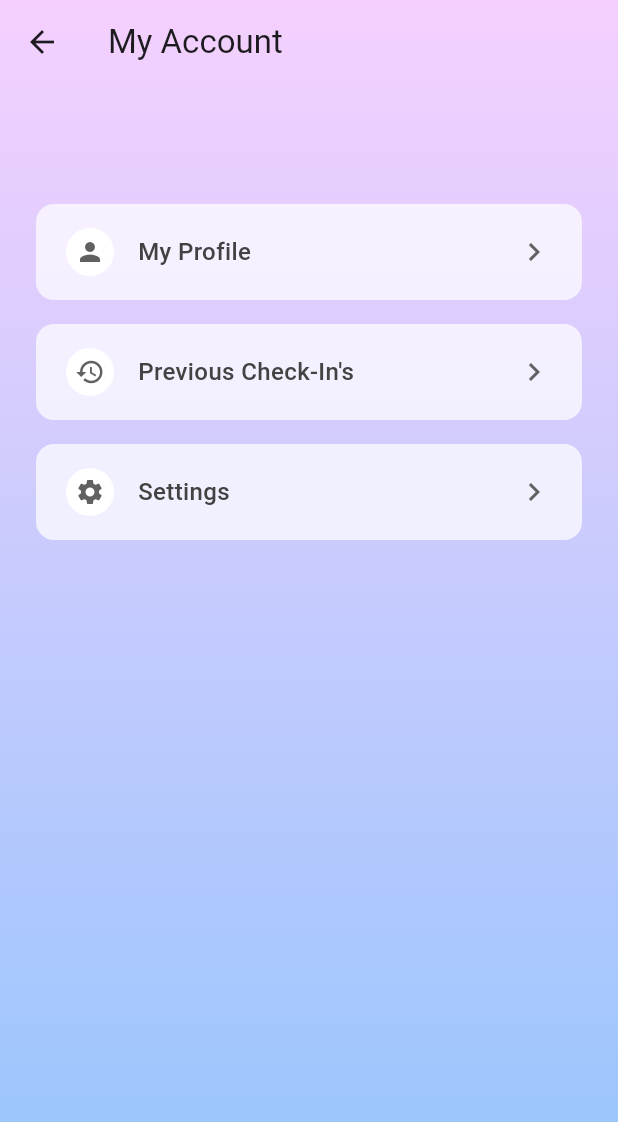
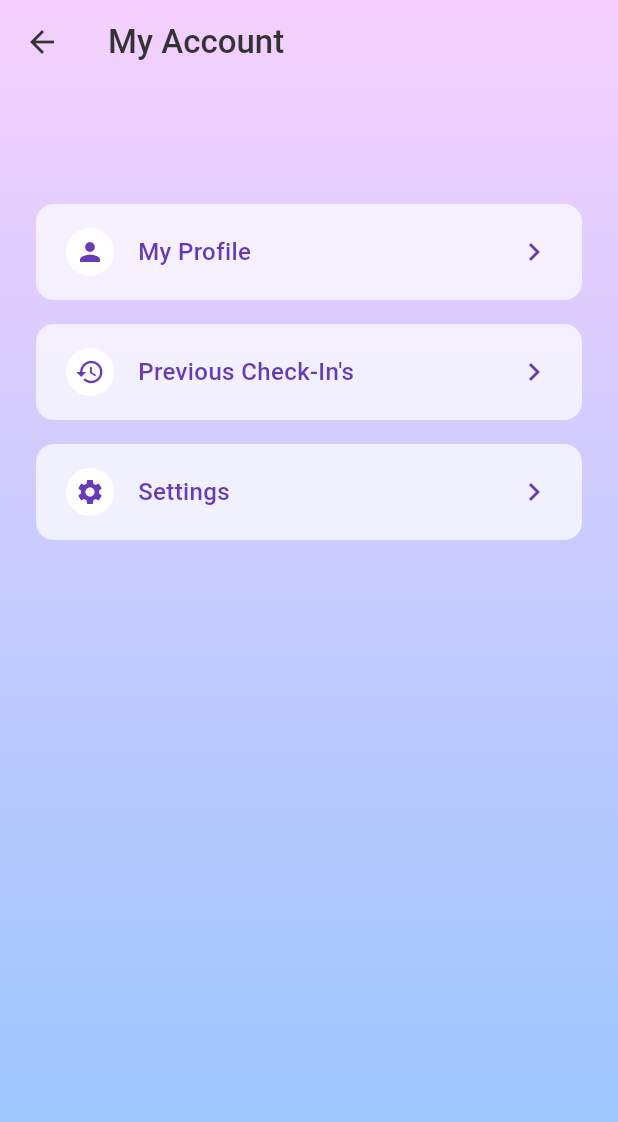
Before and after one commit to maggeema/Aura, a Flutter app: the AccountPage screen opened by its route, on a phone screen of 412 x 824 dp. Shown: the top 1122 px of the screen. Run offline on Flutter 3.47's test engine with Material 3 defaults, Android fonts, the phone set to English and light mode, and no system bars; our stand-ins replace cloud_firestore, csv, firebase_auth, firebase_core, google_maps_flutter, location; missing offline and left inert: date_format_field; accounts and stored records are empty.

Commit message:
Update account_page.dart
Final Edits!

```diff
--- a/lib/Pages/account_page.dart
+++ b/lib/Pages/account_page.dart
@@ -14,11 +14,14 @@ class _AccountPageState extends State<AccountPage> {
   Widget build(BuildContext context) {
     return Scaffold(
       appBar: AppBar(
-        title: Text('My Account'),
+        title: Text(
+          'My Account',
+          style: TextStyle(color: Color(0xFF333333), fontWeight: FontWeight.w500),
+        ),
         backgroundColor: Colors.transparent,
         elevation: 0,
         leading: IconButton(
-          icon: Icon(Icons.arrow_back),
+          icon: Icon(Icons.arrow_back, color: Color(0xFF333333)),
           onPressed: () => Navigator.pushReplacementNamed(context, '/map'),
         ),
       ),
@@ -36,9 +39,8 @@ class _AccountPageState extends State<AccountPage> {
             padding: const EdgeInsets.symmetric(horizontal: 24.0),
             child: Column(
               children: [
-                SizedBox(height: 80), // Add top space since avatar is gone
+                SizedBox(height: 80),
 
-                // My Profile Button
                 _buildNavButton(
                   context: context,
                   icon: Icons.person,
@@ -50,7 +52,6 @@ class _AccountPageState extends State<AccountPage> {
                 ),
                 SizedBox(height: 16),
 
-                // Previous Check-Ins Button
                 _buildNavButton(
                   context: context,
                   icon: Icons.history,
@@ -62,7 +63,6 @@ class _AccountPageState extends State<AccountPage> {
                 ),
                 SizedBox(height: 16),
 
-                // Settings Button
                 _buildNavButton(
                   context: context,
                   icon: Icons.settings,
@@ -104,7 +104,7 @@ class _AccountPageState extends State<AccountPage> {
                 CircleAvatar(
                   backgroundColor: Colors.white,
                   radius: 16,
-                  child: Icon(icon, color: Colors.grey[700], size: 20),
+                  child: Icon(icon, color: Colors.deepPurple, size: 20),
                 ),
                 SizedBox(width: 16),
                 Text(
@@ -112,11 +112,11 @@ class _AccountPageState extends State<AccountPage> {
                   style: TextStyle(
                     fontSize: 16,
                     fontWeight: FontWeight.w500,
-                    color: Colors.grey[800],
+                    color: Colors.deepPurple,
                   ),
                 ),
                 Spacer(),
-                Icon(Icons.chevron_right, color: Colors.grey[700]),
+                Icon(Icons.chevron_right, color: Colors.deepPurple),
               ],
             ),
           ),
```
